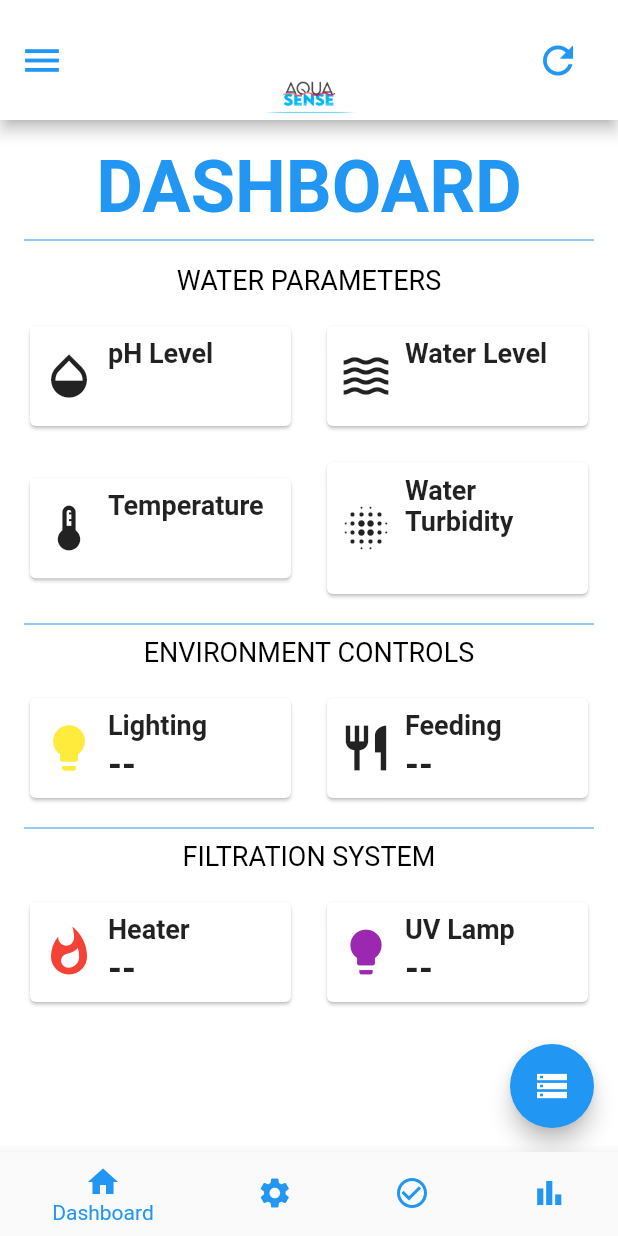
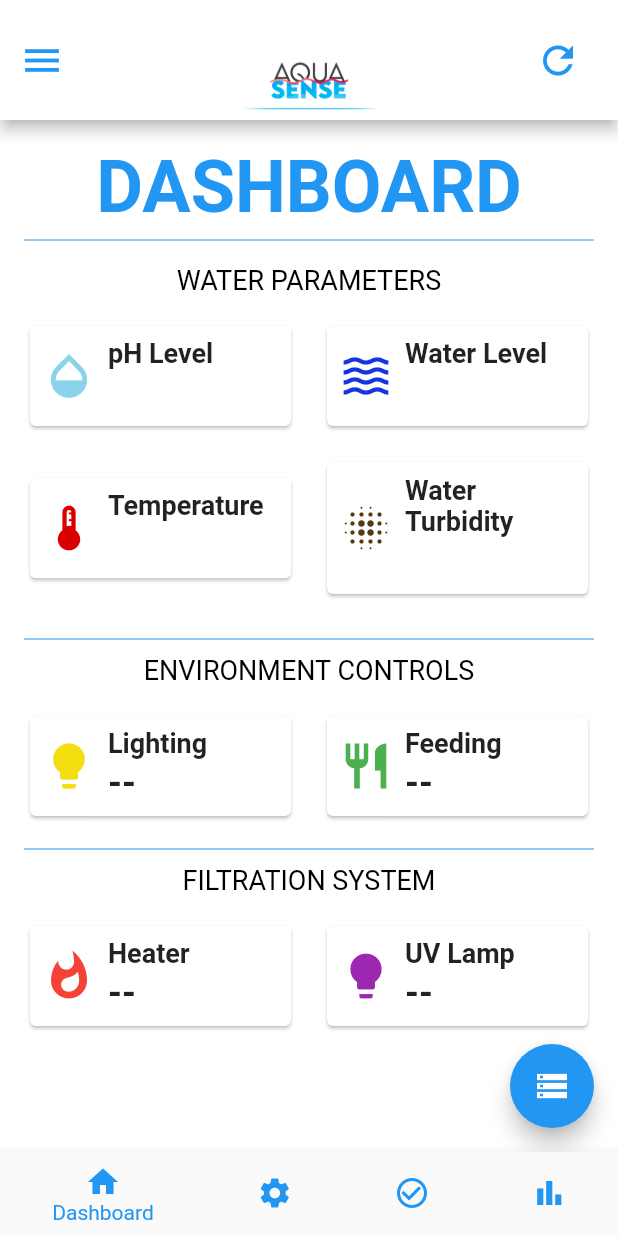
Before and after one commit to gabwrel/AquasenseMobileApp, a Flutter app: the screen it shows after launch, on a phone screen of 412 x 824 dp. Run offline on Flutter 3.47's test engine with Material 2 defaults, Android fonts, the light colour scheme and no system bars; our stand-ins replace firebase_core, firebase_database, sqflite; accounts and stored records are empty.

Commit message:
IconColors

```diff
--- a/lib/dashboard_page.dart
+++ b/lib/dashboard_page.dart
@@ -128,7 +128,7 @@ databaseRef.child('waterTurbidity').onValue.listen((event) {
         flexibleSpace: Align(
           alignment: Alignment.center,
           child: Padding(
-            padding: const EdgeInsets.only(top: 40),
+            padding: const EdgeInsets.only(top: 20),
             child: Image.asset(
               'assets/images/logo2.png',
               height: 80,
@@ -225,6 +225,7 @@ databaseRef.child('waterTurbidity').onValue.listen((event) {
                 Expanded(
                   child: BoxItem(
                     icon: Icons.opacity,
+                    iconColor: Color.fromRGBO(139, 211, 235, 1),
                     title: 'pH Level',
                     value: '$pH',
                   ),
@@ -233,6 +234,7 @@ databaseRef.child('waterTurbidity').onValue.listen((event) {
                 Expanded(
                   child: BoxItem(
                     icon: Icons.waves_outlined,
+                    iconColor: Color.fromRGBO(22, 52, 224, 1),
                     title: 'Water Level',
                     value: '$waterLevel',
                   ),
@@ -246,6 +248,7 @@ databaseRef.child('waterTurbidity').onValue.listen((event) {
                 Expanded(
                   child: BoxItem(
                     icon: Icons.thermostat_outlined,
+                    iconColor: Color.fromRGBO(218, 0, 0, 1),
                     title: 'Temperature',
                     value: '$waterTemp',
                   ),
@@ -254,14 +257,15 @@ databaseRef.child('waterTurbidity').onValue.listen((event) {
                 Expanded(
                   child: BoxItem(
                     icon: Icons.blur_on,
+                    iconColor: Color.fromRGBO(87, 55, 19, 1),
                     title: 'Water Turbidity',
                     value: '$waterTurbidity',
                   ),
                 ),
               ],
             ),
-            SizedBox(height: 8),
-            Divider(color: Colors.blue),
+            SizedBox(height: 16),
+            Divider(color: Colors.blue, height: 20),
             Text(
               'ENVIRONMENT CONTROLS',
               style: TextStyle(
@@ -270,13 +274,13 @@ databaseRef.child('waterTurbidity').onValue.listen((event) {
               ),
             ),
             SizedBox(height: 16),
-            Row(
+            const Row(
               mainAxisAlignment: MainAxisAlignment.spaceBetween,
               children: [
                 Expanded(
                   child: BoxItem(
                     icon: Icons.lightbulb ,
-                    iconColor: Colors.yellow,
+                    iconColor: Color.fromRGBO(245, 222, 16, 1),
                     title: 'Lighting',
                     value: '--',
                   ),
@@ -285,14 +289,15 @@ databaseRef.child('waterTurbidity').onValue.listen((event) {
                 Expanded(
                   child: BoxItem(
                     icon: Icons.restaurant,
+                    iconColor: Colors.green,
                     title: 'Feeding',
                     value: '--',
                   ),
                 ),
               ],
             ),
-            SizedBox(height: 8),
-            Divider(color: Colors.blue),
+            const SizedBox(height: 8),
+            Divider(color: Colors.blue, height: 20),
             Text(
               'FILTRATION SYSTEM',
               style: TextStyle(
```
